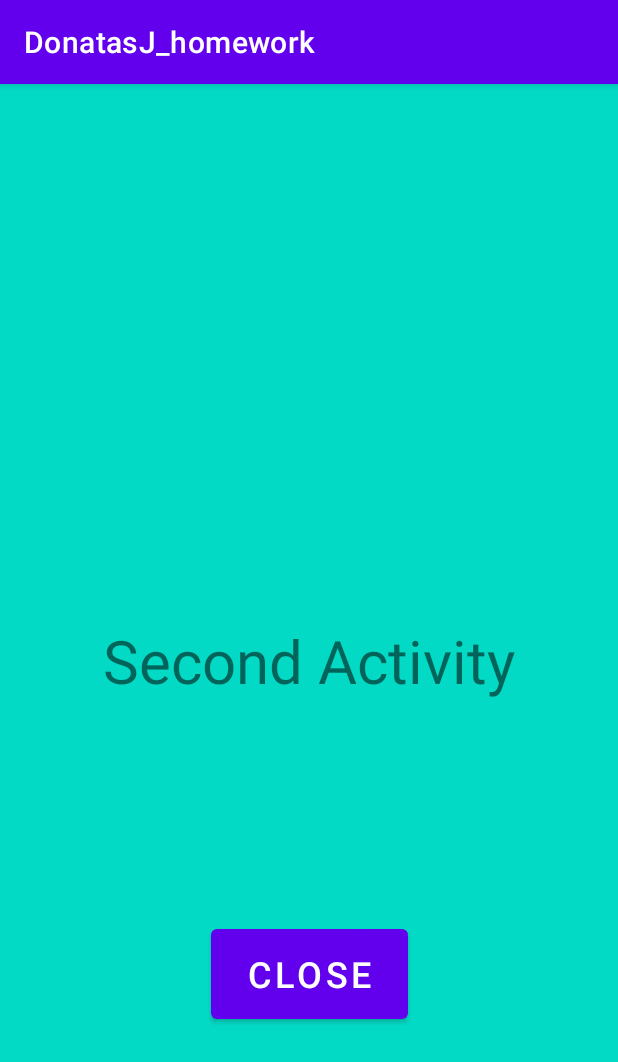
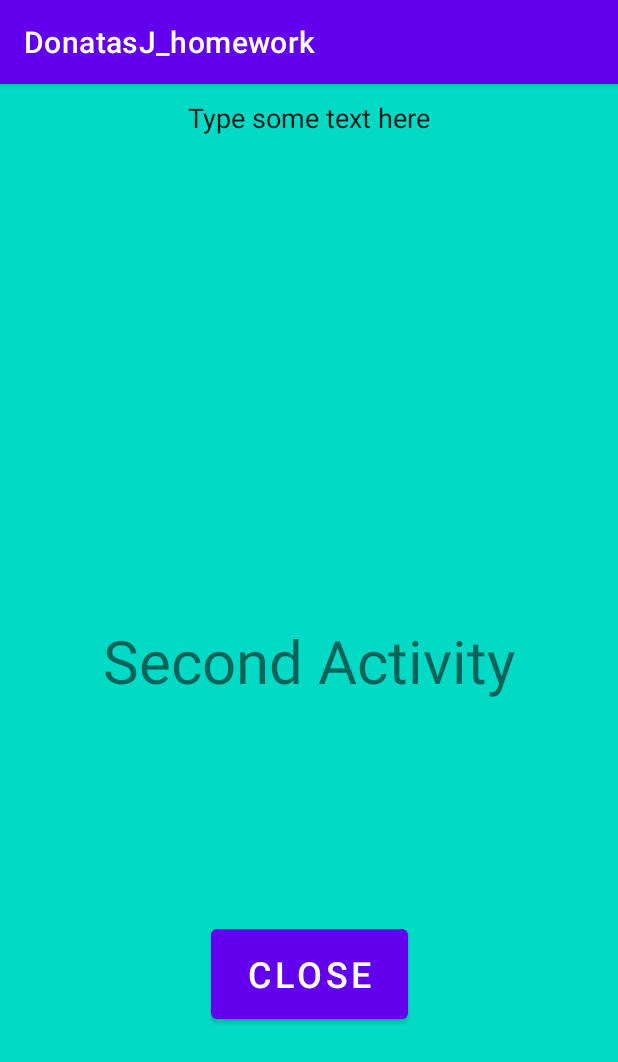
Before and after one commit to DonatasJur/DonatasJ_homework, an Android app: the SecondViewActivity screen opened directly, with no data from a screen before it, on a phone screen of 412 x 824 dp. Shown: the top 1062 px of the screen. Run offline under Robolectric (Android 15) with nearby library versions, the phone set to English and light mode, and no system bars.

Commit message:
Add EditText to activity_second.xml

```diff
--- a/app/src/main/res/layout/activity_second.xml
+++ b/app/src/main/res/layout/activity_second.xml
@@ -21,6 +21,24 @@
         app:layout_constraintStart_toStartOf="parent"
         app:layout_constraintTop_toTopOf="parent" />
 
+    <!--        android:id="@+id/plain_text_input"-->
+<!--        android:layout_width="match_parent"-->
+<!--        android:layout_height="wrap_content"-->
+<!--        android:inputType="text"-->
+<!--        tools:layout_editor_absoluteX="-16dp"-->
+<!--        tools:layout_editor_absoluteY="227dp" />-->
+
+    <EditText
+        android:layout_width="wrap_content"
+        android:layout_height="wrap_content"
+        android:text="Type some text here"
+        android:layout_marginStart="24dp"
+        android:layout_marginEnd="24dp"
+        app:layout_constraintEnd_toEndOf="parent"
+        app:layout_constraintStart_toStartOf="parent"
+        tools:layout_editor_absoluteY="218dp"
+        tools:ignore="MissingConstraints" />
+
     <Button
         android:id="@+id/buttonTwo"
         android:layout_width="131dp"
```
